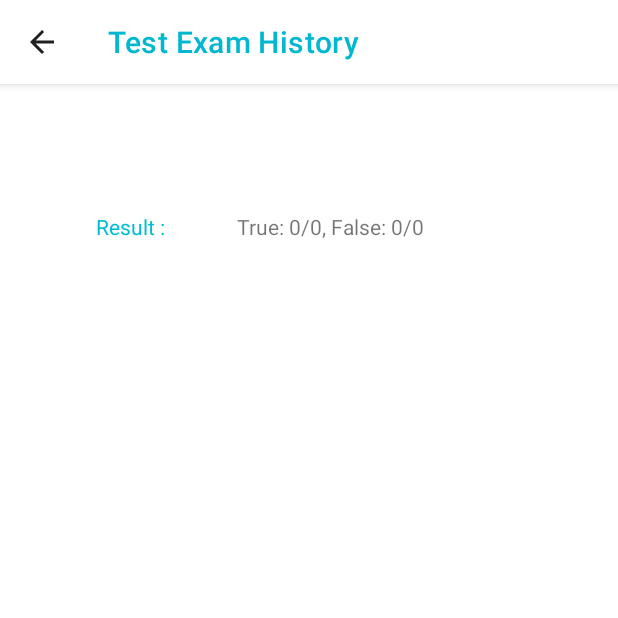
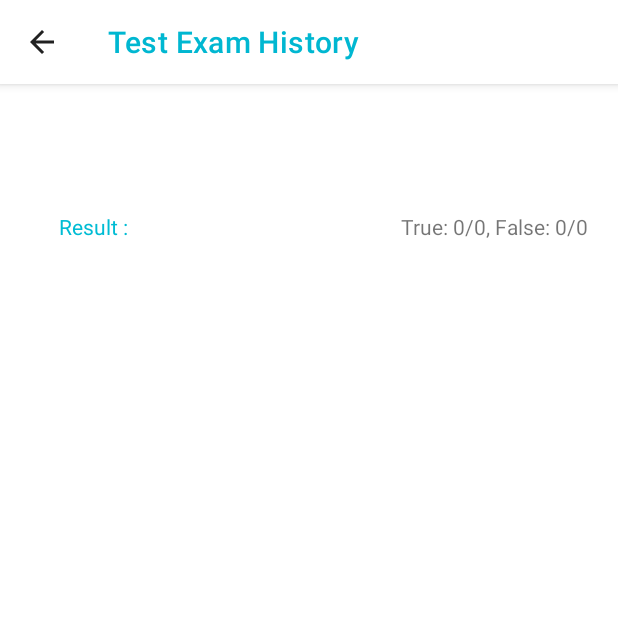
Before and after one commit to phamthainb/toeic-app, an Android app: the TestHistoryActivity screen opened directly, with no data from a screen before it, on a phone screen of 412 x 824 dp, the top half of it. Run offline under Robolectric (Android 15) with nearby library versions, the phone set to English and light mode, and no system bars.

```diff
--- a/toeic/app/src/main/java/com/ptit/toeic/utils/Utils.java
+++ b/toeic/app/src/main/java/com/ptit/toeic/utils/Utils.java
@@ -26,7 +26,10 @@ public class Utils {
             public void run() {
                 try {
                     // download the drawable
-                    final Drawable drawable = Drawable.createFromStream((InputStream) new URL(url).getContent(), "src");
+//                    URL url1 = new URL();
+                    final Drawable drawable = Drawable.createFromStream(
+                            (InputStream) new URL(url).getContent(),
+                            "src");
                     // edit the view in the UI thread
                     imageView.post(new Runnable() {
                         public void run() {
--- a/toeic/app/src/main/res/layout/page34_practicehistory.xml
+++ b/toeic/app/src/main/res/layout/page34_practicehistory.xml
@@ -1,4 +1,9 @@
 <?xml version="1.0" encoding="utf-8"?>
+<androidx.core.widget.NestedScrollView xmlns:android="http://schemas.android.com/apk/res/android"
+    xmlns:app="http://schemas.android.com/apk/res-auto"
+    xmlns:tools="http://schemas.android.com/tools"
+    android:layout_width="match_parent"
+    android:layout_height="match_parent">
     <androidx.constraintlayout.widget.ConstraintLayout xmlns:android="http://schemas.android.com/apk/res/android"
         xmlns:app="http://schemas.android.com/apk/res-auto"
         xmlns:tools="http://schemas.android.com/tools"
@@ -320,3 +325,4 @@
 
         </androidx.constraintlayout.widget.ConstraintLayout>
     </androidx.constraintlayout.widget.ConstraintLayout>
+</androidx.core.widget.NestedScrollView>
--- a/toeic/app/src/main/res/layout/page35_testhistory.xml
+++ b/toeic/app/src/main/res/layout/page35_testhistory.xml
@@ -19,7 +19,7 @@
             android:id="@+id/textViewResultPart"
             android:layout_width="wrap_content"
             android:layout_height="wrap_content"
-            android:layout_marginStart="40dp"
+            android:layout_marginStart="15dp"
             android:layout_marginTop="29dp"
             android:text="Result :"
             android:textColor="#00BCD4"
@@ -28,12 +28,11 @@
 
         <TextView
             android:id="@+id/textViewResultResultPartTest"
-            android:layout_width="170dp"
+            android:layout_width="wrap_content"
             android:layout_height="22dp"
-            android:layout_marginStart="48dp"
             android:layout_marginTop="29dp"
             android:text="TextView"
-            app:layout_constraintStart_toEndOf="@+id/textViewResultPart"
+            app:layout_constraintEnd_toEndOf="parent"
             app:layout_constraintTop_toTopOf="parent" />
 
     </androidx.constraintlayout.widget.ConstraintLayout>
```
Also changed, not shown: 4 other files. Lines whose indentation alone changed are shown as unchanged.
